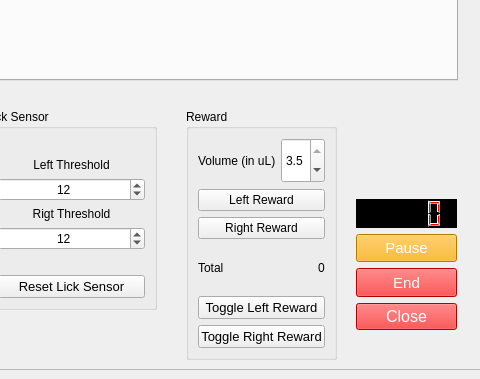
vaibrainium/NeuRPi, file protocols/random_dot_motion/core/gui/rdk_rig.ui: the form before one commit; both pictures show x 564 to 1044 and y 501 to 880 of the 1044 by 880 pixel window.
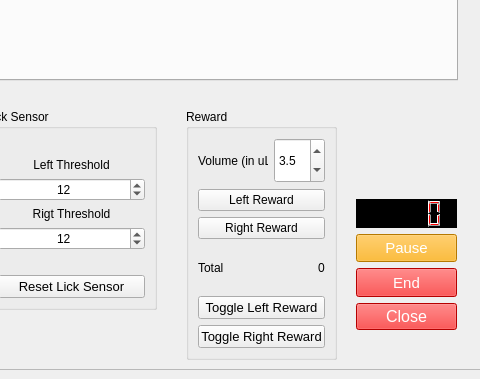
The form after the commit. Custom widgets are drawn as their Qt base class.

Commit message: chore: max reward volume increased

```diff
--- a/protocols/random_dot_motion/core/gui/rdk_rig.ui
+++ b/protocols/random_dot_motion/core/gui/rdk_rig.ui
@@ -579,7 +579,7 @@
           <double>1.500000000000000</double>
          </property>
          <property name="maximum">
-          <double>3.500000000000000</double>
+          <double>10.00000000000000</double>
          </property>
          <property name="singleStep">
           <double>0.100000000000000</double>
```
